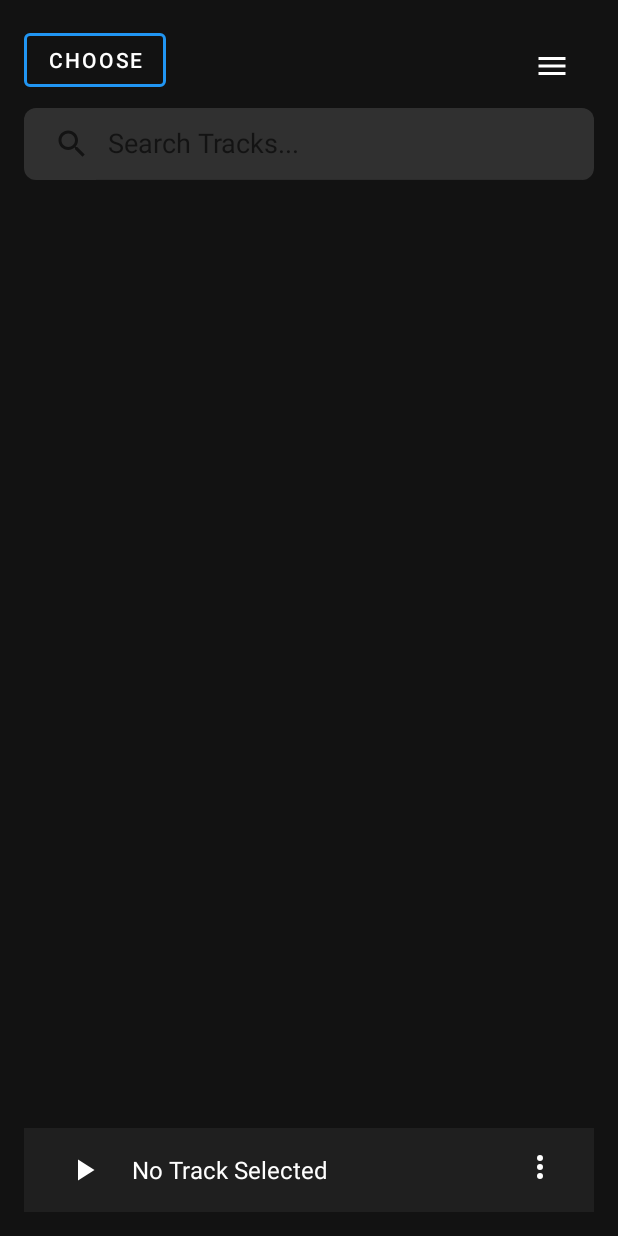
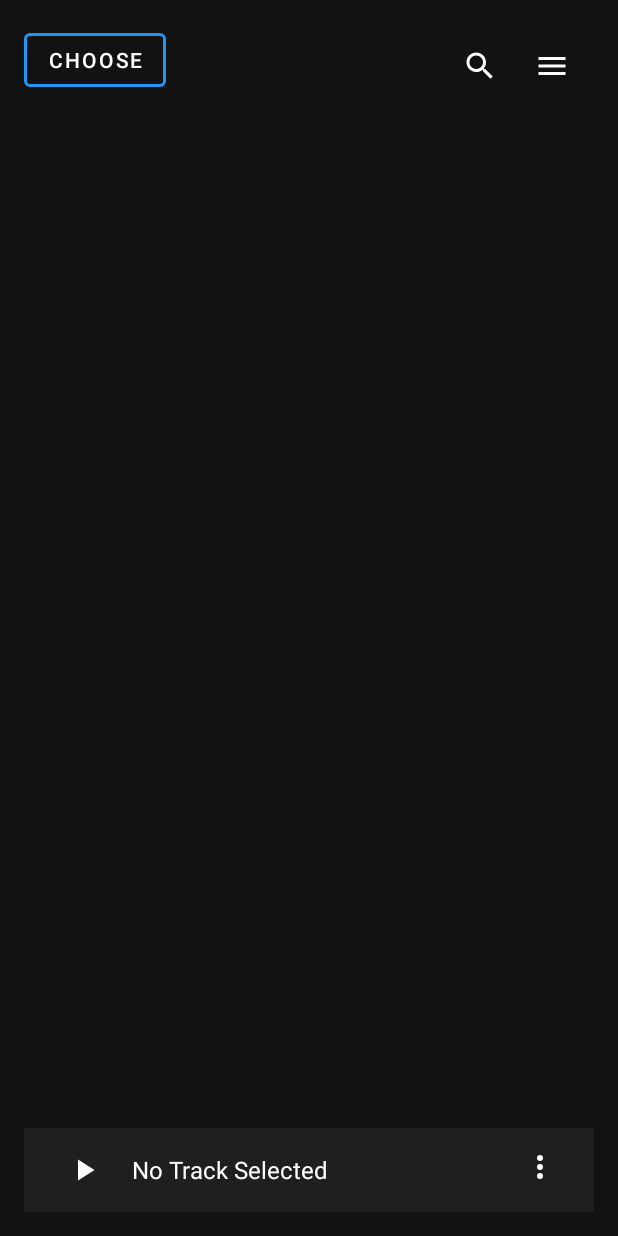
Before and after one commit to Jochengehtab/MusicPlayer, an Android app: the screen it shows after launch (MainActivity), on a phone screen of 412 x 824 dp. Run offline under Robolectric (Android 15) with nearby library versions, the light colour scheme and no system bars.

Commit message:
add search icon and don't show search bar immediately

```diff
--- a/MusicPlayer/app/src/main/java/com/jochengehtab/musicplayer/MainActivity/MainActivity.java
+++ b/MusicPlayer/app/src/main/java/com/jochengehtab/musicplayer/MainActivity/MainActivity.java
@@ -63,6 +63,7 @@
     private Track lastTrack;
     private TextView bottomTitle;
     private ImageButton bottomPlay;
+    private ImageButton searchIcon;
     private OnPlaybackStateListener playbackListener;
     private List<Track> allTracks = new ArrayList<>();
 
@@ -85,6 +86,8 @@
         MaterialButton chooseButton = findViewById(R.id.choose);
         bottomPlay = findViewById(R.id.bottom_play);
         bottomTitle = findViewById(R.id.bottom_title);
+
+        searchIcon = findViewById(R.id.search_icon);
         SearchView searchView = findViewById(R.id.track_search_view);
 
         // This listener ensures the icon is correct when playback stops naturally (e.g., song ends)
@@ -159,6 +162,18 @@
 
         ImageButton burgerMenu = findViewById(R.id.burger_menu);
         burgerMenu.setOnClickListener(v -> showPlaylistDialog());
+
+        searchIcon.setOnClickListener(v -> {
+            if (searchView.getVisibility() == View.GONE) {
+                // If search view is hidden, show it
+                searchView.setVisibility(View.VISIBLE);
+                searchView.requestFocus(); // Immediately focus on the search view
+            } else {
+                // If search view is visible, hide it and clear the query
+                searchView.setQuery("", false);
+                searchView.setVisibility(View.GONE);
+            }
+        });
 
         searchView.setOnQueryTextListener(new SearchView.OnQueryTextListener() {
             @Override
--- /dev/null
+++ b/MusicPlayer/app/src/main/res/drawable/ic_search_white_24dp.xml
@@ -0,0 +1,10 @@
+<vector xmlns:android="http://schemas.android.com/apk/res/android"
+    android:width="24dp"
+    android:height="24dp"
+    android:viewportWidth="24.0"
+    android:viewportHeight="24.0"
+    android:tint="?attr/colorControlNormal">
+    <path
+        android:fillColor="@android:color/white"
+        android:pathData="M15.5,14h-0.79l-0.28,-0.27C15.41,12.59 16,11.11 16,9.5 16,5.91 13.09,3 9.5,3S3,5.91 3,9.5 5.91,16 9.5,16c1.61,0 3.09,-0.59 4.23,-1.57l0.27,0.28v0.79l5,5L20.49,19l-5,-5zM9.5,14C7.01,14 5,11.99 5,9.5S7.01,5 9.5,5 14,7.01 14,9.5 11.99,14 9.5,14z"/>
+</vector>
--- a/MusicPlayer/app/src/main/res/layout/activity_main.xml
+++ b/MusicPlayer/app/src/main/res/layout/activity_main.xml
@@ -17,6 +17,20 @@
         app:layout_constraintHorizontal_chainStyle="packed"
         app:layout_constraintStart_toStartOf="parent"
         app:layout_constraintTop_toTopOf="parent" />
+
+    <!-- Search Icon -->
+    <ImageButton
+        android:id="@+id/search_icon"
+        android:layout_width="40dp"
+        android:layout_height="40dp"
+        android:layout_marginTop="8dp"
+        android:layout_marginEnd="8dp"
+        android:background="?attr/selectableItemBackgroundBorderless"
+        android:contentDescription="@string/search"
+        android:src="@drawable/ic_search_white_24dp"
+        app:tint="@color/white"
+        app:layout_constraintTop_toTopOf="parent"
+        app:layout_constraintEnd_toStartOf="@+id/burger_menu" />
 
     <!-- Burger menu button -->
     <ImageButton
@@ -38,8 +52,9 @@
         android:layout_height="wrap_content"
         android:layout_marginTop="8dp"
         android:background="@drawable/search_view_background"
+        android:visibility="gone"
+        app:iconifiedByDefault="false"
         app:queryHint="Search Tracks..."
-        app:iconifiedByDefault="false"
         app:layout_constraintTop_toBottomOf="@id/choose"
         app:layout_constraintStart_toStartOf="parent"
         app:layout_constraintEnd_toEndOf="parent" />
--- a/MusicPlayer/app/src/main/res/values/strings.xml
+++ b/MusicPlayer/app/src/main/res/values/strings.xml
@@ -22,6 +22,7 @@
     <string name="select_playlist">Select Playlist</string>
     <string name="cancel">Cancel</string>
     <string name="add_to_playlist">Add to playlist</string>
+    <string name="search">Search</string>
     <string-array name="playback_options">
         <item>Loop</item>
         <item>Mix</item>
```
